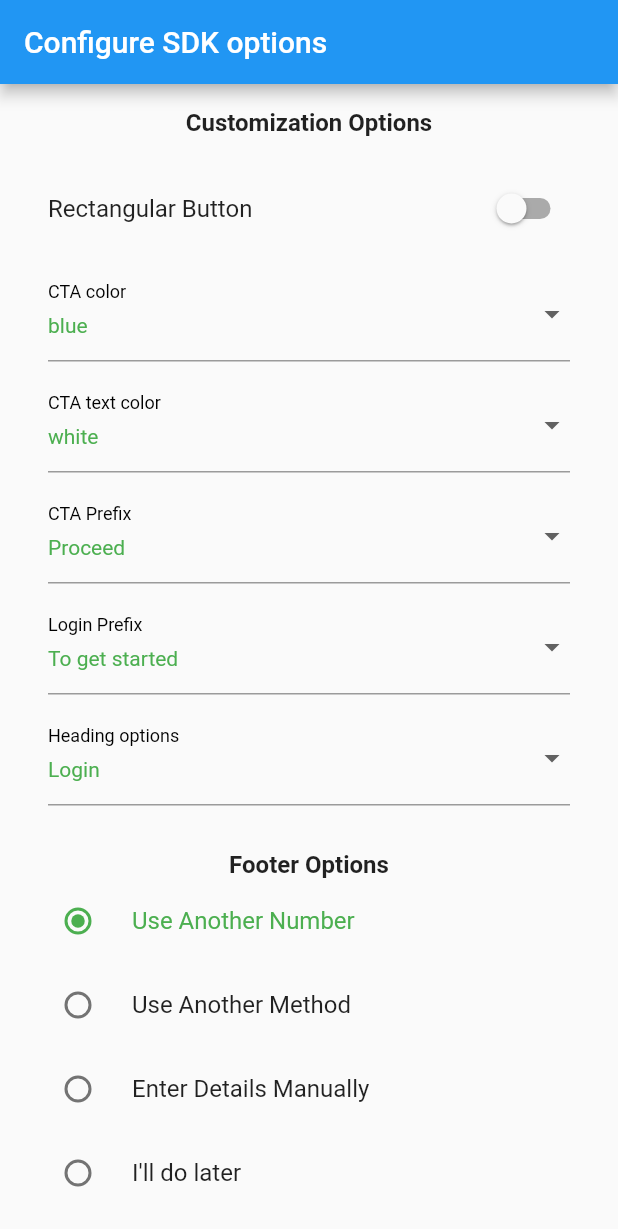
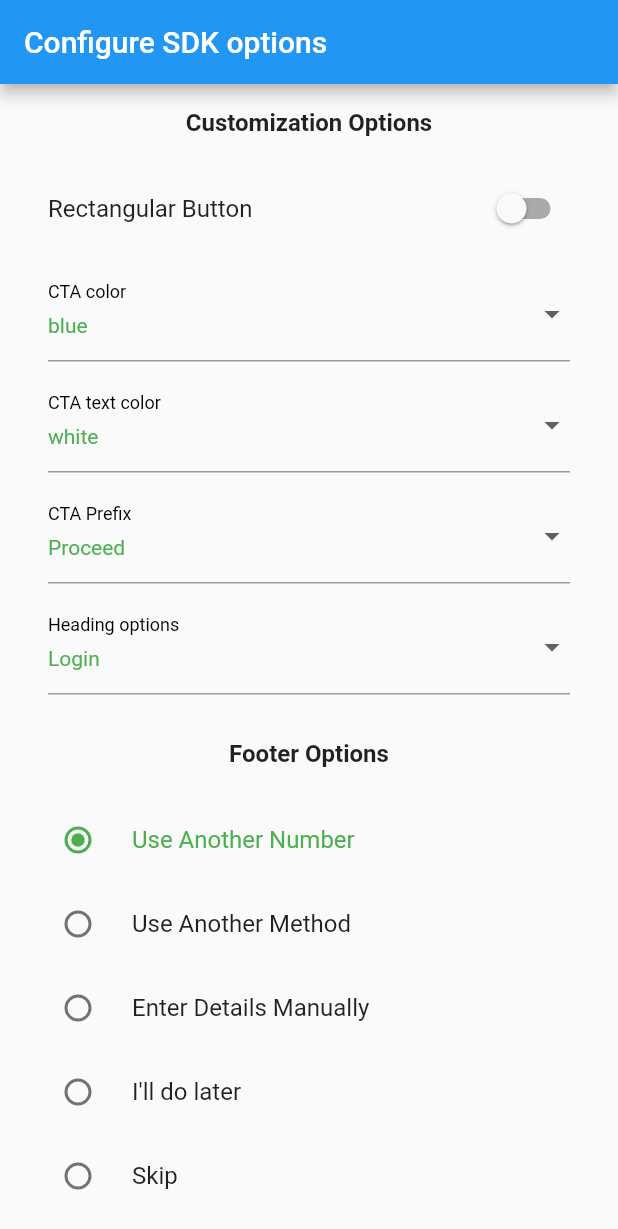
Before and after one commit to truecaller/flutter-sdk, a Flutter app: the HomePage screen opened directly, on a phone screen of 412 x 824 dp. Shown: the top 1229 px of the screen. Run offline on Flutter 3.47's test engine with Material 2 defaults, Android fonts, the phone set to English and light mode, and no system bars; our stand-ins replace dio; accounts and stored records are empty.

Commit message:
refactor code

```diff
--- a/example/lib/customization/config_options.dart
+++ b/example/lib/customization/config_options.dart
@@ -111,27 +111,6 @@ class ConfigOptions {
       "Proceed with %s"
     ];
   }
-
-  static List<String> getLoginPrefixOptions() {
-    return [
-      "To get started",
-      "To continue",
-      "To place order",
-      "To complete your purchase",
-      "To checkout",
-      "To complete your booking",
-      "To proceed with your booking",
-      "To continue with your booking",
-      "To get details",
-      "To view more",
-      "To continue reading",
-      "To proceed",
-      "For new updates",
-      "To get updates",
-      "To subscribe",
-      "To subscribe & get updates",
-    ];
-  }
 }
 
 class AccessTokenHelper {
--- a/example/lib/customization/main_customization_screen.dart
+++ b/example/lib/customization/main_customization_screen.dart
@@ -67,10 +67,9 @@ class _HomePageState extends State<HomePage> {
   late String? codeVerifier;
   List<DropdownMenuItem<int>> colorMenuItemList = [];
   List<DropdownMenuItem<int>> ctaPrefixMenuItemList = [];
-  List<DropdownMenuItem<int>> loginPrefixMenuItemList = [];
   List<DropdownMenuItem<int>> headingMenuItemList = [];
   late int ctaColor, ctaTextColor;
-  late int ctaPrefixOption, loginPrefixOption, headingOption;
+  late int ctaPrefixOption, headingOption;
   final TextEditingController localeController = TextEditingController();
   late StreamSubscription? streamSubscription;
 
@@ -84,7 +83,6 @@ class _HomePageState extends State<HomePage> {
     ctaColor = Colors.blue.value;
     ctaTextColor = Colors.white.value;
     ctaPrefixOption = 0;
-    loginPrefixOption = 0;
     headingOption = 0;
 
     for (String key in ConfigOptions.getColorList().keys) {
@@ -98,13 +96,6 @@ class _HomePageState extends State<HomePage> {
       ctaPrefixMenuItemList.add(DropdownMenuItem<int>(
         value: i,
         child: Text("${ConfigOptions.getCtaPrefixOptions()[i]}"),
-      ));
-    }
-
-    for (int i = 0; i < ConfigOptions.getLoginPrefixOptions().length; i++) {
-      loginPrefixMenuItemList.add(DropdownMenuItem<int>(
-        value: i,
-        child: Text("${ConfigOptions.getLoginPrefixOptions()[i]}"),
       ));
     }
 
@@ -167,6 +158,10 @@ class _HomePageState extends State<HomePage> {
                 Text(
                   "Footer Options",
                   style: TextStyle(fontWeight: FontWeight.bold, fontSize: 16.0),
+                ),
+                Divider(
+                  color: Colors.transparent,
+                  height: 20.0,
                 ),
                 Column(
                   children: createRadioListFooterOptions(),
@@ -311,27 +306,6 @@ class _HomePageState extends State<HomePage> {
         padding: const EdgeInsets.only(left: 16.0, right: 16.0),
         child: DropdownButtonFormField<int>(
             decoration: InputDecoration(
-              labelText: "Login Prefix",
-              labelStyle: TextStyle(color: Colors.black, fontSize: 16.0),
-            ),
-            style: TextStyle(color: Colors.green),
-            value: loginPrefixOption,
-            isExpanded: true,
-            items: loginPrefixMenuItemList,
-            onChanged: (value) {
-              setState(() {
-                loginPrefixOption = value!;
-              });
-            }),
-      ),
-      Divider(
-        color: Colors.transparent,
-        height: 10.0,
-      ),
-      Padding(
-        padding: const EdgeInsets.only(left: 16.0, right: 16.0),
-        child: DropdownButtonFormField<int>(
-            decoration: InputDecoration(
               labelText: "Heading options",
               labelStyle: TextStyle(color: Colors.black, fontSize: 16.0),
             ),
@@ -359,7 +333,6 @@ class _HomePageState extends State<HomePage> {
             ? TcSdkOptions.OPTION_VERIFY_ALL_USERS
             : TcSdkOptions.OPTION_VERIFY_ONLY_TC_USERS,
         consentHeadingOption: headingOption,
-        loginTextPrefix: loginPrefixOption,
         footerType: selectedFooter,
         ctaText: ctaPrefixOption,
         buttonShapeOption: rectangularBtn
```
